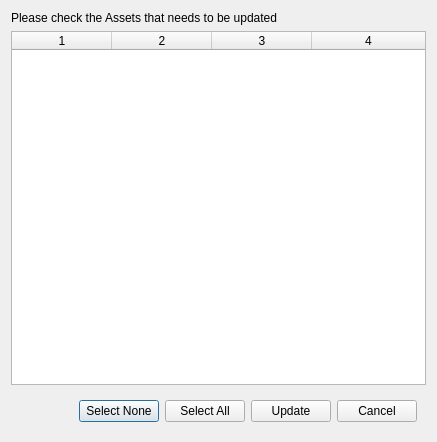
code-google-com/oyprojectmanager, file oyProjectManager/ui/version_updater.ui: the form before one commit.
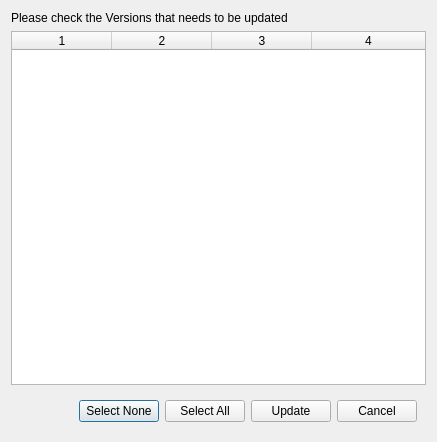
The form after the commit.

What changed in the file:
```diff
--- a/oyProjectManager/ui/version_updater.ui
+++ b/oyProjectManager/ui/version_updater.ui
@@ -20,7 +20,7 @@
    <item>
     <widget class="QLabel" name="label">
      <property name="text">
-      <string>Please check the Assets that needs to be updated</string>
+      <string>Please check the Versions that needs to be updated</string>
      </property>
     </widget>
    </item>
```
Left out of the diff: 10 changed lines with no effect on the pictures.
